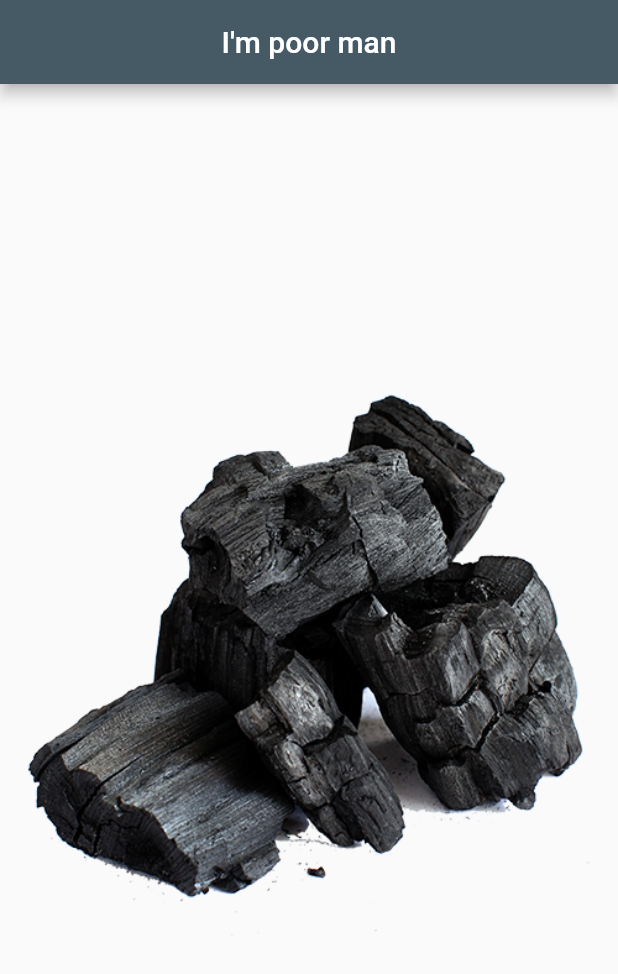
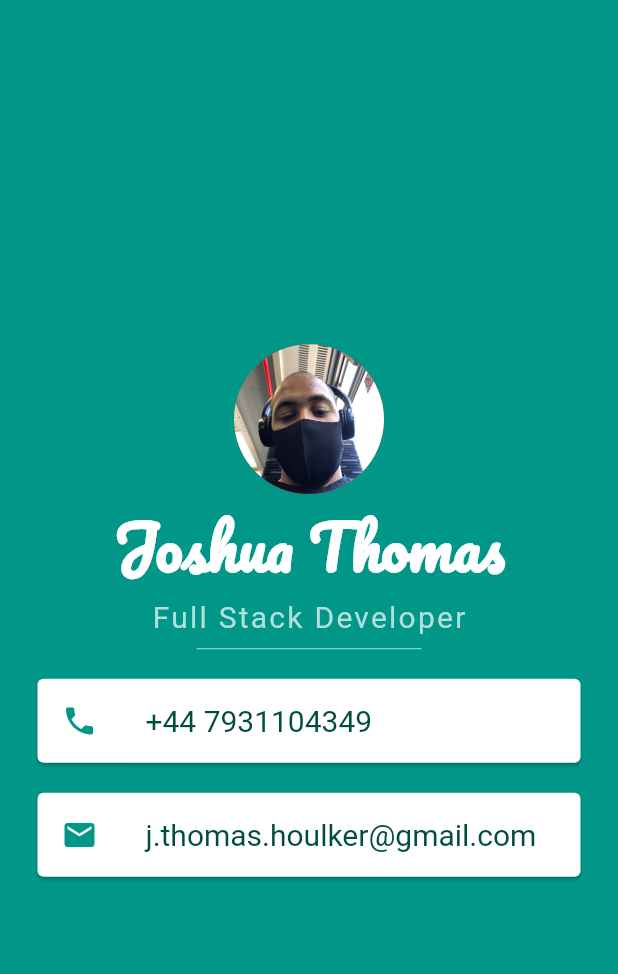
Before and after one commit to Tane10/Flutter-course-challenges, a Flutter app: the screen it shows after launch, on a phone screen of 412 x 824 dp. Shown: the top 974 px of the screen. Run offline on Flutter 3.47's test engine with Material 2 defaults, Android fonts, the phone set to English and light mode, and no system bars; Roboto replaces fonts that are missing (Lato-Bold).

Commit message:
completed my info card

```diff
--- a/lib/main.dart
+++ b/lib/main.dart
@@ -1,19 +1,72 @@
 import 'package:flutter/material.dart';
 
 void main() {
-  runApp(
-    MaterialApp(
+  runApp(MyApp());
+}
+
+class MyApp extends StatelessWidget {
+  @override
+  Widget build(BuildContext context) {
+    return MaterialApp(
       home: Scaffold(
-        appBar: AppBar(
-          title: Center(
-            child: Text("I\'m poor man"),
-          ),
-          backgroundColor: Colors.blueGrey[700],
-        ),
-        body: Center(
-          child: Image(image: AssetImage('images/coal.png')),
-        ),
+        backgroundColor: Colors.teal,
+        body: SafeArea(
+            child: Column(
+          mainAxisAlignment: MainAxisAlignment.center,
+          children: <Widget>[
+            CircleAvatar(
+              radius: 50,
+              backgroundColor: Colors.red,
+              backgroundImage: AssetImage('images/joshFace.jpeg'),
+            ),
+            Text("Joshua Thomas",
+                style: TextStyle(
+                    fontSize: 40,
+                    color: Colors.white,
+                    fontWeight: FontWeight.bold,
+                    fontFamily: 'Pacifico')),
+            Text(
+              "Full Stack Developer",
+              style: TextStyle(
+                  fontSize: 20,
+                  color: Colors.teal[100],
+                  fontFamily: "Lato-Bold",
+                  letterSpacing: 1.5),
+            ),
+            SizedBox(
+                height: 20,
+                width: 150,
+                child: Divider(
+                  color: Colors.teal.shade100,
+                )),
+            Card(
+                color: Colors.white,
+                margin: EdgeInsets.symmetric(vertical: 10.0, horizontal: 25.0),
+                child: ListTile(
+                  leading: Icon(Icons.phone, color: Colors.teal),
+                  title: Text(
+                    "+44 7931104349",
+                    style: TextStyle(
+                        color: Colors.teal.shade900,
+                        fontFamily: "Lato-Bold",
+                        fontSize: 20),
+                  ),
+                )),
+            Card(
+                color: Colors.white,
+                margin: EdgeInsets.symmetric(vertical: 10.0, horizontal: 25.0),
+                child: ListTile(
+                    leading: Icon(Icons.email, color: Colors.teal),
+                    title: Text(
+                      "j.thomas.houlker@gmail.com",
+                      style: TextStyle(
+                          color: Colors.teal.shade900,
+                          fontFamily: "Lato-Bold",
+                          fontSize: 20),
+                    )))
+          ],
+        )),
       ),
-    ),
-  );
+    );
+  }
 }
```
Also changed, not shown: pubspec.yaml (+26 -9 lines), fonts/Lato-Black.ttf (added), fonts/Lato-BlackItalic.ttf (added), fonts/Lato-Bold.ttf (added), fonts/Lato-BoldItalic.ttf (added), fonts/Lato-Italic.ttf (added), fonts/Lato-Light.ttf (added), fonts/Lato-LightItalic.ttf (added), fonts/Lato-Regular.ttf (added), fonts/Lato-Thin.ttf (added), fonts/Lato-ThinItalic.ttf (added), fonts/Pacifico-Regular.ttf (added), images/coal.png (deleted), images/icons8-rock-40.png (deleted), 1 more files, 74 other files.
